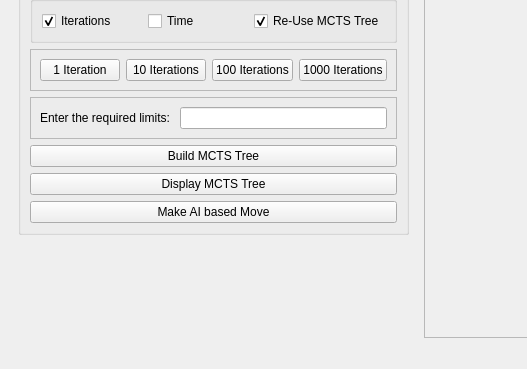
Before: the Qt Designer form UI/Layouts/MainWindow/MainWindow.ui in SasankPeetha8/AI_Visualizer, drawn with Qt 5; both pictures show x 0 to 527 and y 380 to 749 of the 1078 by 749 pixel window.
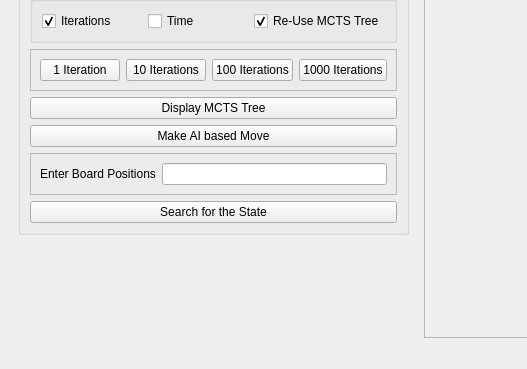
After: the same form once the commit is applied. Icons and pictures are not drawn.

Commit message: Custom Game State at new game menu

```diff
--- a/UI/Layouts/MainWindow/MainWindow.ui
+++ b/UI/Layouts/MainWindow/MainWindow.ui
@@ -341,6 +341,32 @@
             </layout>
            </widget>
           </item>
+          <item>
+           <widget class="QPushButton" name="AIDisplayTreeButton">
+            <property name="sizePolicy">
+             <sizepolicy hsizetype="Minimum" vsizetype="Minimum">
+              <horstretch>0</horstretch>
+              <verstretch>0</verstretch>
+             </sizepolicy>
+            </property>
+            <property name="text">
+             <string>Display MCTS Tree</string>
+            </property>
+           </widget>
+          </item>
+          <item>
+           <widget class="QPushButton" name="AIMoveButton">
+            <property name="sizePolicy">
+             <sizepolicy hsizetype="Minimum" vsizetype="Minimum">
+              <horstretch>0</horstretch>
+              <verstretch>0</verstretch>
+             </sizepolicy>
+            </property>
+            <property name="text">
+             <string>Make AI based Move</string>
+            </property>
+           </widget>
+          </item>
           <item>
            <widget class="QFrame" name="ManualEntryFrame">
             <property name="sizePolicy">
@@ -365,7 +391,7 @@
                 </sizepolicy>
                </property>
                <property name="text">
-                <string>Enter the required limits: </string>
+                <string>Enter Board Positions</string>
                </property>
               </widget>
              </item>
@@ -397,33 +423,7 @@
              </sizepolicy>
             </property>
             <property name="text">
-             <string>Build MCTS Tree</string>
-            </property>
-           </widget>
-          </item>
-          <item>
-           <widget class="QPushButton" name="AIDisplayTreeButton">
-            <property name="sizePolicy">
-             <sizepolicy hsizetype="Minimum" vsizetype="Minimum">
-              <horstretch>0</horstretch>
-              <verstretch>0</verstretch>
-             </sizepolicy>
-            </property>
-            <property name="text">
-             <string>Display MCTS Tree</string>
-            </property>
-           </widget>
-          </item>
-          <item>
-           <widget class="QPushButton" name="AIMoveButton">
-            <property name="sizePolicy">
-             <sizepolicy hsizetype="Minimum" vsizetype="Minimum">
-              <horstretch>0</horstretch>
-              <verstretch>0</verstretch>
-             </sizepolicy>
-            </property>
-            <property name="text">
-             <string>Make AI based Move</string>
+             <string>Search for the State</string>
             </property>
            </widget>
           </item>
```
Left out of the diff: 6 changed lines with no effect on the pictures. The commit also changes 16 other files.
